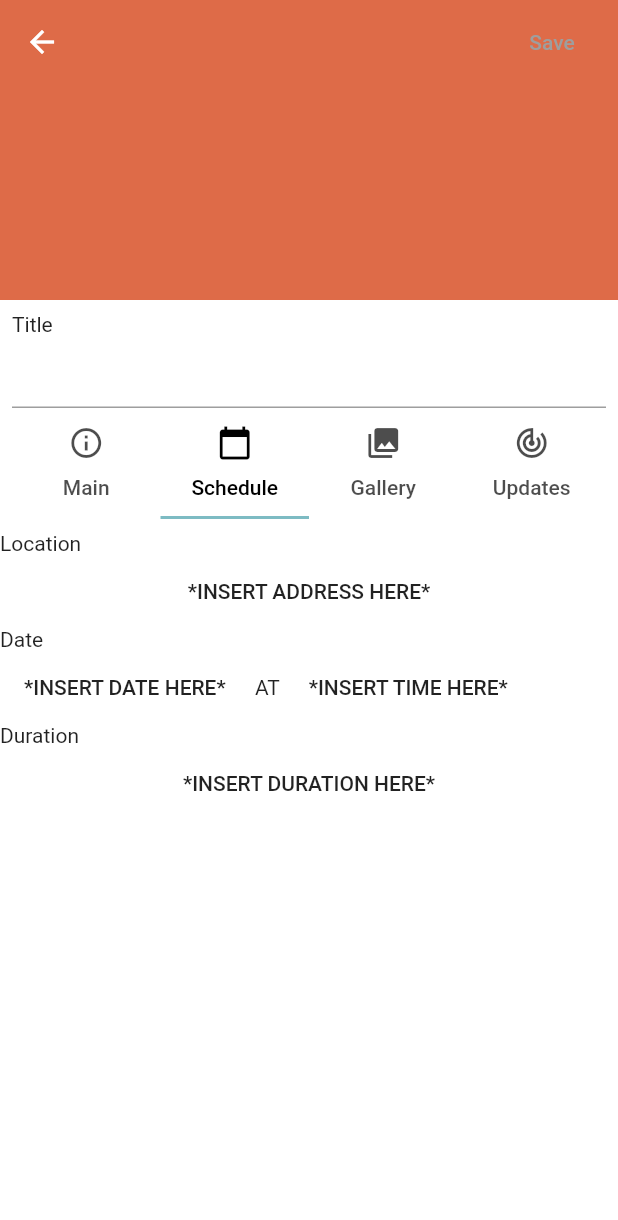
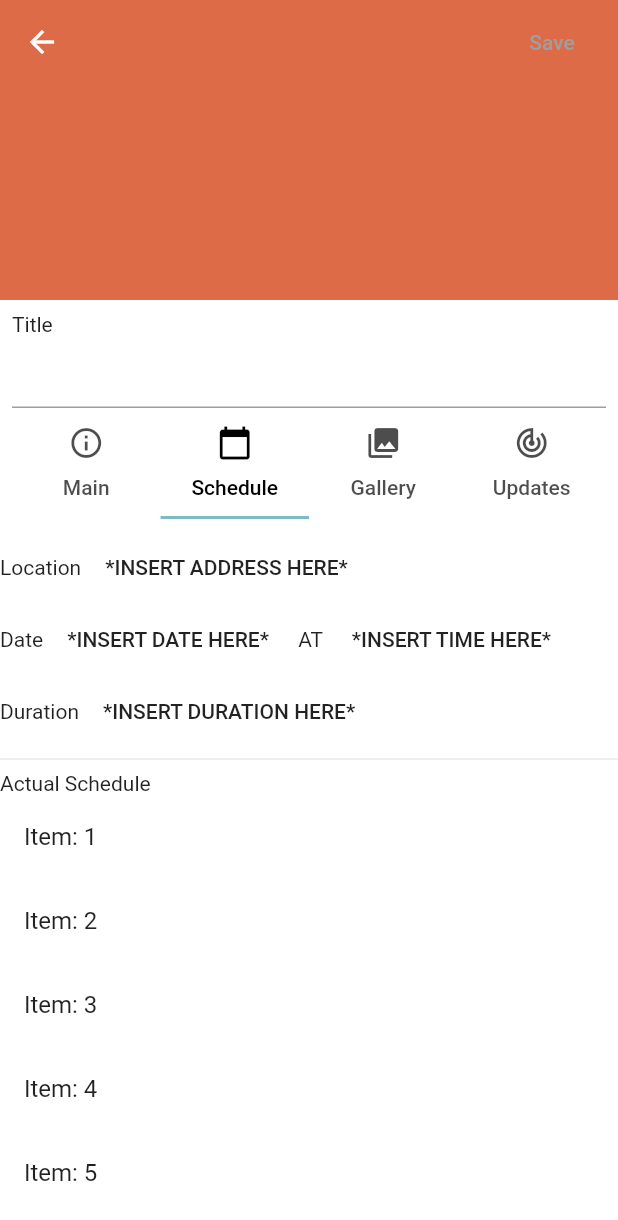
Before and after one commit to DeigoC/CTRIM-App, a Flutter app: the AddEventPage screen opened by its route, tab 2 chosen, on a phone screen of 412 x 824 dp. Shown: the top 1220 px of the screen. Run offline on Flutter 3.47's test engine with Material 2 defaults, Android fonts, the phone set to English and light mode, and no system bars; our stand-ins replace bloc, equatable, flutter_bloc.

Commit message:
Going all out for 'Add Event' page tomorrow

```diff
--- a/lib/App.dart
+++ b/lib/App.dart
@@ -2,9 +2,16 @@ import 'package:ctrim_app_v1/blocs/EventBloc/event_bloc.dart';
 import 'package:ctrim_app_v1/screens/HomePage.dart';
 import 'package:ctrim_app_v1/screens/events/ViewEventPage.dart';
 import 'package:ctrim_app_v1/screens/events/AddEventPage.dart';
+import 'package:ctrim_app_v1/screens/gallery/EditAlbum.dart';
 import 'package:ctrim_app_v1/screens/gallery/ViewImageVideo.dart';
+import 'package:ctrim_app_v1/screens/location/AddLocation.dart';
+import 'package:ctrim_app_v1/screens/location/EditLocation.dart';
+import 'package:ctrim_app_v1/screens/location/SelectLocationForEvent.dart';
 import 'package:ctrim_app_v1/screens/location/ViewAllEventsForLocation.dart';
 import 'package:ctrim_app_v1/screens/location/ViewLocationOnMap.dart';
+import 'package:ctrim_app_v1/screens/user/EditUser.dart';
+import 'package:ctrim_app_v1/screens/user/RegisterUser.dart';
+import 'package:ctrim_app_v1/screens/user/ViewAllUsers.dart';
 import 'package:ctrim_app_v1/style.dart';
 import 'package:flutter/material.dart';
 import 'package:flutter_bloc/flutter_bloc.dart';
@@ -17,9 +24,17 @@ const ViewEventRoute ='/ViewEventPage';
 const AddEventRoute = '/AddEventPage';
 
 const ViewImageVideoRoute = '/ViewImageVideo';
+const EditAlbumRoute = '/EditAlbum';
 
 const ViewLocationOnMapRoute = '/ViewLocationOnMap';
 const ViewAllEventsForLocationRoute = '/ViewAllEventsForLocation';
+const AddLocationRoute = '/AddLocation';
+const EditLocationRoute = '/EditLocation';
+const SelectLocationForEventRoute = '/SelectLcoationForEvent';
+
+const RegisterUserRoute = '/RegisterUser';
+const ViewAllUsersRoute = '/ViewAllUsers';
+const EditUserRoute = '/EditUser';
 class App extends StatefulWidget {
 
   @override
@@ -101,6 +116,26 @@ class _AppState extends State<App> {
         case ViewAllEventsForLocationRoute: screen = ViewAllEventsForLocation();
         break;
 
+        case RegisterUserRoute: screen = RegisterUser();
+        break;
+
+        case ViewAllUsersRoute: screen = ViewAllUsers();
+        break;
+
+        case EditUserRoute: screen = EditUser();
+        break;
+
+        case AddLocationRoute: screen = AddLocation();
+        break;
+
+        case EditLocationRoute: screen = EditLocation();
+        break;
+
+        case SelectLocationForEventRoute: screen = SelectLocationForEvent();
+        break;
+
+        case EditAlbumRoute: screen = EditAlbum();
+        break;
       }
       return MaterialPageRoute(builder: (context) => screen);
     };
--- a/lib/blocs/AppBloc/app_event.dart
+++ b/lib/blocs/AppBloc/app_event.dart
@@ -23,6 +23,20 @@ class ToViewAllEventsForLocation extends NavigateToPageEvent{}
 
 class ToViewLocationOnMap extends NavigateToPageEvent{}
 
+class ToRegisterUser extends NavigateToPageEvent{}
+
+class ToViewAllUsers extends NavigateToPageEvent{}
+
+class ToEditUser extends NavigateToPageEvent{}
+
+class ToAddLocation extends NavigateToPageEvent{}
+
+class ToEditLocation extends NavigateToPageEvent{}
+
+class ToSelectLocationForEvent extends NavigateToPageEvent{}
+
+class ToEditAlbum extends NavigateToPageEvent{}
+
 // * Settings Events
 class SettingsEvent extends AppEvent{}
 
--- a/lib/blocs/GalleryBloc/gallery_bloc.dart
+++ b/lib/blocs/GalleryBloc/gallery_bloc.dart
@@ -2,11 +2,13 @@ import 'dart:async';
 
 import 'package:bloc/bloc.dart';
 import 'package:equatable/equatable.dart';
+import 'package:flutter/material.dart';
 
 part 'gallery_event.dart';
 part 'gallery_state.dart';
 
 class GalleryBloc extends Bloc<GalleryEvent, GalleryState> {
+
   @override
   GalleryState get initialState => GalleryInitial();
 
@@ -14,6 +16,6 @@ class GalleryBloc extends Bloc<GalleryEvent, GalleryState> {
   Stream<GalleryState> mapEventToState(
     GalleryEvent event,
   ) async* {
-    // TODO: implement mapEventToState
+
   }
 }
--- a/lib/blocs/GalleryBloc/gallery_state.dart
+++ b/lib/blocs/GalleryBloc/gallery_state.dart
@@ -1,10 +1,19 @@
 part of 'gallery_bloc.dart';
 
 abstract class GalleryState extends Equatable {
+   @override
+  List<Object> get props => [];
   const GalleryState();
 }
 
-class GalleryInitial extends GalleryState {
-  @override
-  List<Object> get props => [];
+class GalleryInitial extends GalleryState {}
+
+class GalleryPictureSelected extends GalleryState{
+  final Color selectedPicture;
+  GalleryPictureSelected(this.selectedPicture);
 }
+
+class GalleryPictureDeselected extends GalleryState{
+  final Color deselectedPicture;
+  GalleryPictureDeselected(this.deselectedPicture);
+}
--- a/lib/screens/HomePage.dart
+++ b/lib/screens/HomePage.dart
@@ -67,6 +67,7 @@ void initState() {
     appBar: _getAppBar(selectedIndex),
     body: _getBody(selectedIndex),
     floatingActionButton: _getFAB(selectedIndex),
+    drawer: _getDrawer(selectedIndex),
     bottomNavigationBar: BottomNavigationBar(
       currentIndex: selectedIndex,
       selectedItemColor: Colors.red,
@@ -139,4 +140,9 @@ void initState() {
     }
     return Container();
   }
+
+  Widget _getDrawer(int selectedIndex){
+    if(selectedIndex == 4) return _settingsPage.buildDrawer();
+    return null;
+  }
 }
--- a/lib/screens/events/AddEventPage.dart
+++ b/lib/screens/events/AddEventPage.dart
@@ -1,3 +1,4 @@
+import 'package:ctrim_app_v1/blocs/AppBloc/app_bloc.dart';
 import 'package:ctrim_app_v1/blocs/EventBloc/event_bloc.dart';
 import 'package:flutter/material.dart';
 import 'package:flutter_bloc/flutter_bloc.dart';
@@ -11,10 +12,12 @@ class AddEventPage extends StatefulWidget {
 class _AddEventPageState extends State<AddEventPage> with SingleTickerProviderStateMixin {
 
   TabController _tabController;
-  TextEditingController _tecBody, _tecTitle;
+  TextEditingController _tecBody, _tecTitle, _tecSubtitle;
   Orientation _orientation;
 
-  EventBloc _eventBloc = EventBloc();
+  List<int> _numbersTestData = [1,2,3,4,5];
+
+  EventBloc _eventBloc;
 
   @override
   void initState() {
@@ -22,6 +25,8 @@ class _AddEventPageState extends State<AddEventPage> with SingleTickerProviderSt
     _tabController = TabController(vsync: this, length: 4);
     _tecBody = TextEditingController();
     _tecTitle = TextEditingController();
+    _tecSubtitle = TextEditingController();
+    _eventBloc = EventBloc();
   }
 
   @override
@@ -29,6 +34,7 @@ class _AddEventPageState extends State<AddEventPage> with SingleTickerProviderSt
     _tabController.dispose();
     _tecBody.dispose();
     _tecTitle.dispose();
+    _tecSubtitle.dispose();
     _eventBloc.close();
     super.dispose();
   }
@@ -118,8 +124,8 @@ class _AddEventPageState extends State<AddEventPage> with SingleTickerProviderSt
 
         },
         buildWhen: (previousState, currentState){
-          if(currentState is EventDepartmentClickState) return true;
-          else if(currentState is EventTabClick) return true;
+          if(currentState is EventTabClick) return true;
+          //else if(currentState is EventTabClick) return true;
           return false;
         },
         builder: (_,state){
@@ -160,7 +166,14 @@ class _AddEventPageState extends State<AddEventPage> with SingleTickerProviderSt
       children: [
         SizedBox(height: 20,),
         Text('Departments'),
-        Wrap(
+        BlocBuilder(
+          bloc: _eventBloc,
+          condition: (_,state){
+            if(state is EventDepartmentClickState) return true;
+            return false;
+          },
+          builder:(_,state){
+            return Wrap(
             spacing: 8.0,
             children: _eventBloc.selectedDepartments.keys.map((department){
               String departmentString = _mapDepartmentToString(department);
@@ -173,12 +186,24 @@ class _AddEventPageState extends State<AddEventPage> with SingleTickerProviderSt
                 },
               );
             }).toList(),
+            );
+          }
         ),
         SizedBox(height: 20,),
         Text('Body'),
-        SizedBox(height: 20,),
         TextField(
           controller: _tecBody,
+          onChanged: (newBody){
+           _eventBloc.add(TextChangeEvent(
+              title: _tecTitle.text,
+              body: newBody,
+            ));
+          },
+        ),
+         SizedBox(height: 20,),
+          Text('Subtitle'),
+          TextField(
+            controller: _tecSubtitle,
             onChanged: (newBody){
             _eventBloc.add(TextChangeEvent(
                 title: _tecTitle.text,
@@ -194,14 +219,20 @@ class _AddEventPageState extends State<AddEventPage> with SingleTickerProviderSt
     return ListView(
       shrinkWrap: true,
       children: [
+        Wrap(
+          crossAxisAlignment: WrapCrossAlignment.center,
+          children: [
              Text('Location'),
             FlatButton(
               child: Text('*INSERT ADDRESS HERE*'),
               onPressed: () => null,
             ),
+          ],
+        ),
+       Wrap(
+         crossAxisAlignment: WrapCrossAlignment.center,
+         children: [
           Text('Date'),
-        Row(
-          children: [
            FlatButton(
             child: Text('*INSERT DATE HERE*'),
             onPressed: () => null,
@@ -211,13 +242,38 @@ class _AddEventPageState extends State<AddEventPage> with SingleTickerProviderSt
               child: Text('*INSERT TIME HERE*'),
               onPressed: () => null,
             ),
-          ],
-        ),
+       ],),
+
+      Wrap(
+        crossAxisAlignment: WrapCrossAlignment.center,
+        children: [
          Text('Duration'),
         FlatButton(
           child: Text('*INSERT DURATION HERE*'),
           onPressed: () => null,
         ),
+      ],),
+      Divider(),
+      Container(
+        width: MediaQuery.of(context).size.width * 0.95,
+        height: MediaQuery.of(context).size.height * 0.6,
+        child: ReorderableListView(
+          header: Text('Actual Schedule'),
+          onReorder: (oldIndex, newIndex){
+            setState(() {
+              int temp = _numbersTestData.removeAt(oldIndex);
+              if(newIndex > _numbersTestData.length - 1) newIndex = _numbersTestData.length;
+              _numbersTestData.insert(newIndex, temp);
+            });
+          },
+          children: _numbersTestData.map((item){
+            return ListTile(
+              key: ValueKey(item),
+              title: Text('Item: $item'),
+            );
+          }).toList(),
+        ),
+      )
       ],
     );
   }
@@ -233,6 +289,8 @@ class _AddEventPageState extends State<AddEventPage> with SingleTickerProviderSt
 
     return ListView(
       children: [
+        FlatButton(child: Text('ADD/EDIT'), onPressed:()=> BlocProvider.of<AppBloc>(context).add(ToEditAlbum()),),
+        SizedBox(height: 20,),
         Wrap(
           children: [
             Padding(
--- a/lib/style.dart
+++ b/lib/style.dart
@@ -33,7 +33,7 @@ final appLightTheme = ThemeData(
     color: LightPrimaryColor,
   ),
   primaryTextTheme: TextTheme(
-    headline6: TextStyle(fontSize: 18,),//Appbar
+    headline6: TextStyle(fontSize: 20,),//Appbar
   ),
 );
 
```
Also changed, not shown: lib/blocs/AppBloc/app_bloc.dart (+13 -4 lines), lib/blocs/GalleryBloc/gallery_event.dart (+12 -0 lines), lib/screens/gallery/EditAlbum.dart (added, +82 -0 lines), lib/screens/location/AddLocation.dart (added, +11 -0 lines), lib/screens/location/EditLocation.dart (added, +10 -0 lines), lib/screens/location/SelectLocationForEvent.dart (added, +18 -0 lines), lib/screens/tab_pages/SettingsPage.dart (+31 -0 lines), lib/screens/tab_pages/ViewAllLocationsPage.dart (+7 -2 lines), lib/screens/user/EditUser.dart (added, +11 -0 lines), lib/screens/user/RegisterUser.dart (added, +11 -0 lines), lib/screens/user/ViewAllUsers.dart (added, +11 -0 lines). Lines whose indentation alone changed are shown as unchanged.
